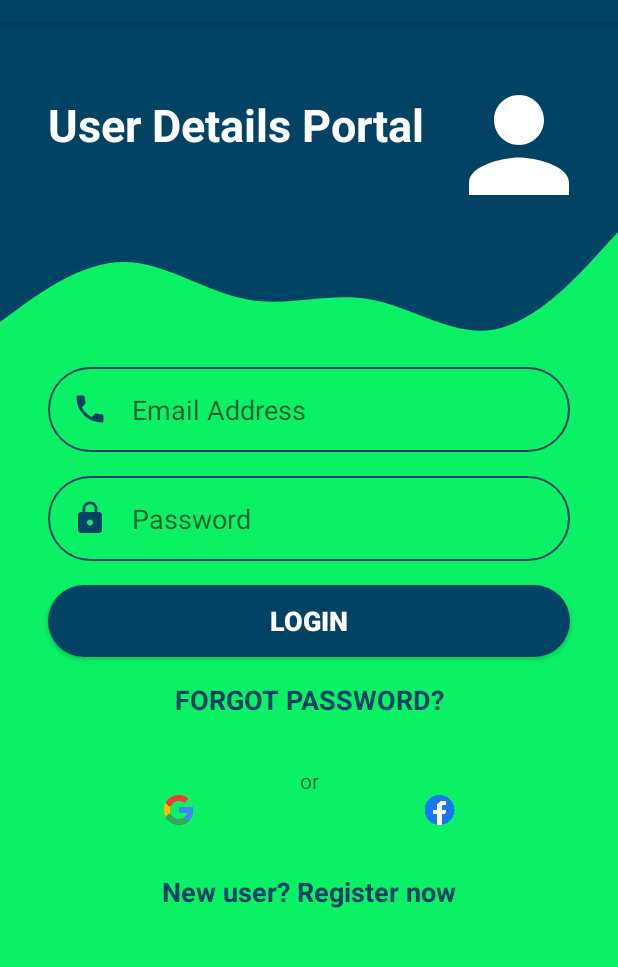
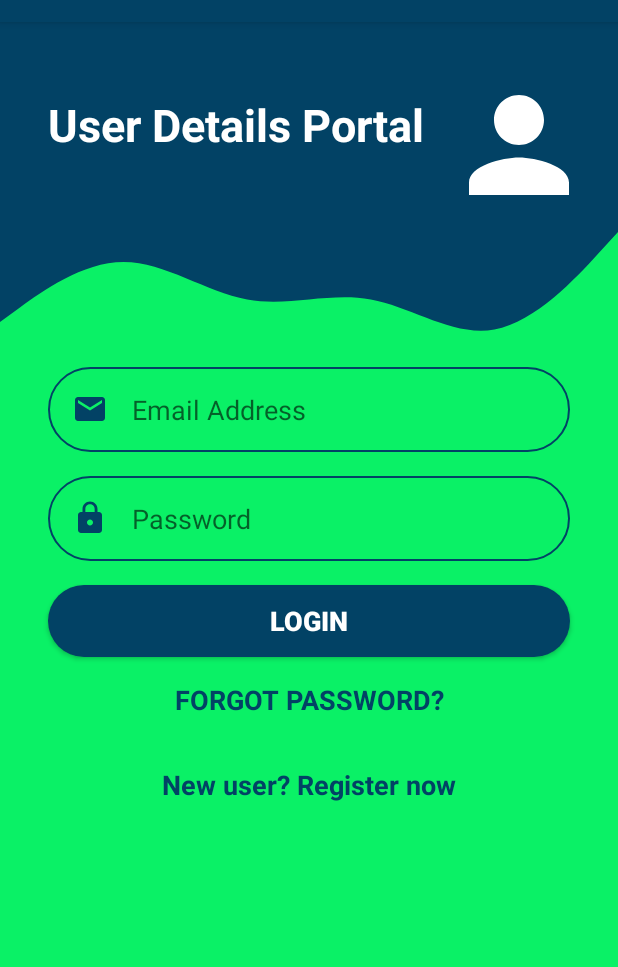
Before and after one commit to Subham369/COVID-19_BioInfo_Tracker, an Android app: the screen it shows after launch (UserDetails), on a phone screen of 412 x 824 dp, the part 62-1029 px from its top. Run offline under Robolectric (Android 15) with nearby library versions, the phone set to English and light mode, and no system bars; our stand-ins replace Firebase (no records; nobody signed in at launch, a user with empty details on screens opened directly).

Commit message:
Updated Feature

```diff
--- a/app/src/main/res/layout/activity_user_details.xml
+++ b/app/src/main/res/layout/activity_user_details.xml
@@ -7,20 +7,6 @@
     android:background="#0AF166"
     android:layout_height="match_parent"
     tools:context=".UserDetails">
-
-<!--    <TextView-->
-<!--        android:id="@+id/info"-->
-<!--        android:layout_width="match_parent"-->
-<!--        android:layout_height="wrap_content"-->
-<!--        android:padding="10dp"-->
-<!--        android:textAlignment="center"-->
-<!--        android:textSize="18sp"-->
-<!--        app:layout_constraintBottom_toBottomOf="parent"-->
-<!--        app:layout_constraintEnd_toEndOf="parent"-->
-<!--        app:layout_constraintHorizontal_bias="0.0"-->
-<!--        app:layout_constraintStart_toStartOf="parent"-->
-<!--        app:layout_constraintTop_toTopOf="parent"-->
-<!--        app:layout_constraintVertical_bias="0.028" />-->
 
     <View
         android:id="@+id/topView"
@@ -74,7 +60,7 @@
         android:layout_marginStart="32dp"
         android:layout_marginEnd="32dp"
         android:background="@drawable/round_border"
-        android:drawableStart="@drawable/ic_call"
+        android:drawableStart="@drawable/ic_email"
         android:drawablePadding="16dp"
         android:ems="10"
         android:hint="Email Address"
@@ -122,6 +108,7 @@
         app:layout_constraintTop_toBottomOf="@+id/edtmPassword" />
 
     <TextView
+        android:onClick="forgot_password"
         android:id="@+id/forgotPassword"
         android:layout_width="wrap_content"
         android:layout_height="wrap_content"
@@ -137,43 +124,43 @@
         app:layout_constraintStart_toStartOf="parent"
         app:layout_constraintTop_toBottomOf="@+id/btnLogin" />
 
-    <TextView
-        android:id="@+id/textView7"
-        android:layout_width="wrap_content"
-        android:layout_height="wrap_content"
-        android:layout_marginTop="32dp"
-        android:text="or"
-        app:layout_constraintEnd_toEndOf="parent"
-        app:layout_constraintStart_toStartOf="parent"
-        app:layout_constraintTop_toBottomOf="@+id/forgotPassword" />
+<!--    <TextView-->
+<!--        android:id="@+id/textView7"-->
+<!--        android:layout_width="wrap_content"-->
+<!--        android:layout_height="wrap_content"-->
+<!--        android:layout_marginTop="32dp"-->
+<!--        android:text="or"-->
+<!--        app:layout_constraintEnd_toEndOf="parent"-->
+<!--        app:layout_constraintStart_toStartOf="parent"-->
+<!--        app:layout_constraintTop_toBottomOf="@+id/forgotPassword" />-->
 
-    <LinearLayout
-        android:id="@+id/linearLayout2"
-        android:layout_width="0dp"
-        android:layout_height="20dp"
-        android:layout_marginStart="32dp"
-        android:layout_marginEnd="32dp"
-        android:orientation="horizontal"
-        app:layout_constraintEnd_toEndOf="parent"
-        app:layout_constraintStart_toStartOf="parent"
-        app:layout_constraintTop_toBottomOf="@+id/textView7">
+<!--    <LinearLayout-->
+<!--        android:id="@+id/linearLayout2"-->
+<!--        android:layout_width="0dp"-->
+<!--        android:layout_height="20dp"-->
+<!--        android:layout_marginStart="32dp"-->
+<!--        android:layout_marginEnd="32dp"-->
+<!--        android:orientation="horizontal"-->
+<!--        app:layout_constraintEnd_toEndOf="parent"-->
+<!--        app:layout_constraintStart_toStartOf="parent"-->
+<!--        app:layout_constraintTop_toBottomOf="@+id/textView7">-->
 
-        <ImageView
-            android:id="@+id/googleLogin"
-            android:layout_width="wrap_content"
-            android:layout_height="wrap_content"
-            android:layout_weight="1"
-            app:srcCompat="@drawable/google"
-            android:contentDescription="Google Signin" />
+<!--        <ImageView-->
+<!--            android:id="@+id/googleLogin"-->
+<!--            android:layout_width="wrap_content"-->
+<!--            android:layout_height="wrap_content"-->
+<!--            android:layout_weight="1"-->
+<!--            app:srcCompat="@drawable/google"-->
+<!--            android:contentDescription="Google Signin" />-->
 
-        <ImageView
-            android:id="@+id/facebookLogin"
-            android:layout_width="wrap_content"
-            android:layout_height="wrap_content"
-            android:layout_weight="1"
-            app:srcCompat="@drawable/facebook"
-            android:contentDescription="Facebook Signin" />
-    </LinearLayout>
+<!--        <ImageView-->
+<!--            android:id="@+id/facebookLogin"-->
+<!--            android:layout_width="wrap_content"-->
+<!--            android:layout_height="wrap_content"-->
+<!--            android:layout_weight="1"-->
+<!--            app:srcCompat="@drawable/facebook"-->
+<!--            android:contentDescription="Facebook Signin" />-->
+<!--    </LinearLayout>-->
 
     <TextView
         android:onClick="clkSignUp"
@@ -189,6 +176,6 @@
         android:textStyle="bold"
         app:layout_constraintEnd_toEndOf="parent"
         app:layout_constraintStart_toStartOf="parent"
-        app:layout_constraintTop_toBottomOf="@+id/linearLayout2" />
+        app:layout_constraintTop_toBottomOf="@+id/forgotPassword" />
 
 </androidx.constraintlayout.widget.ConstraintLayout>
```
Also changed, not shown: app/src/main/java/com/example/covid_19bioinfotracker/AppFeatures.java (+48 -0 lines), app/src/main/java/com/example/covid_19bioinfotracker/UserDetails.java (+52 -13 lines), app/src/main/res/layout/activity_app_features.xml (+36 -11 lines), app/src/main/res/layout/activity_splash.xml (+3 -16 lines), app/src/main/res/menu/item_menu.xml (+9 -2 lines), app/src/main/res/drawable-v24/picsart.jpg (added), 1 other file.
